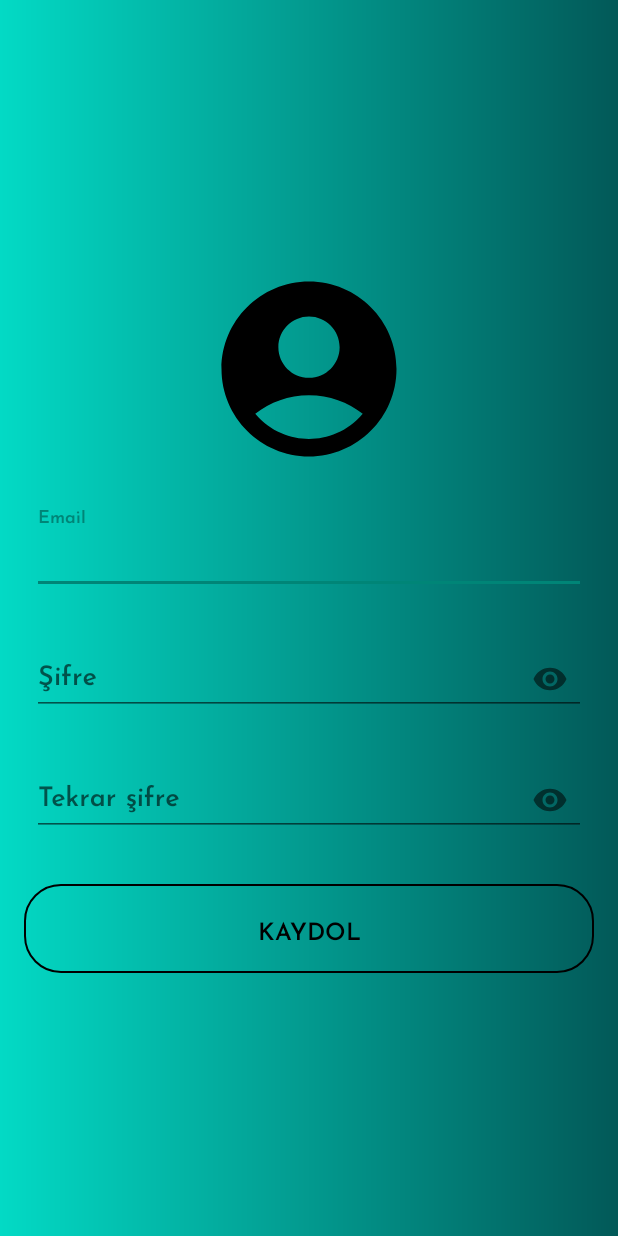
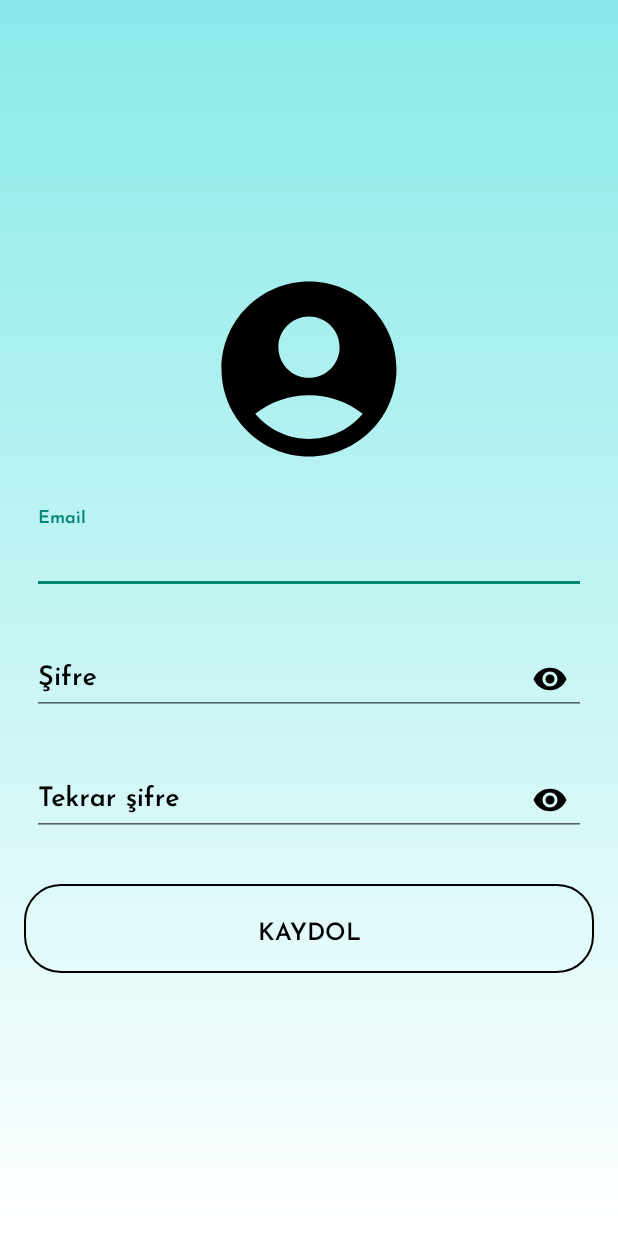
Before and after one commit to hincim/BitirmeProjesi, an Android app: the screen it shows after launch (SignUpActivity), after a tap on "KAYDOL", on a phone screen of 412 x 824 dp. Run offline under Robolectric (Android 15) with nearby library versions, the phone set to English and light mode, and no system bars; our stand-ins replace Dagger/Hilt's generated code, Firebase (no records; nobody signed in at launch, a user with empty details on screens opened directly), data binding; 2 other taps on this screen came first.

Commit message:
düzenlemeler yapıldı

```diff
--- a/app/src/main/java/com/example/muhendisliktasarimi/view/HomePageScreen.kt
+++ b/app/src/main/java/com/example/muhendisliktasarimi/view/HomePageScreen.kt
@@ -82,6 +82,7 @@ class HomePageScreen : Fragment(R.layout.fragment_home_page_screen), SearchView.
             override fun onCreateMenu(menu: Menu, menuInflater: MenuInflater) {
                 menuInflater.inflate(R.menu.menu_search,menu)
                 val item = menu.findItem(R.id.action_search).actionView as SearchView
+                item.queryHint = "Kelime ara"
                 item.setOnQueryTextListener(this@HomePageScreen)
             }
 
--- a/app/src/main/java/com/example/muhendisliktasarimi/view/SignInActivity.kt
+++ b/app/src/main/java/com/example/muhendisliktasarimi/view/SignInActivity.kt
@@ -5,6 +5,7 @@ import androidx.appcompat.app.AppCompatActivity
 import android.os.Bundle
 import android.view.View
 import android.widget.Toast
+import androidx.core.content.ContextCompat
 import com.example.muhendisliktasarimi.MainActivity
 import com.example.muhendisliktasarimi.R
 import com.example.muhendisliktasarimi.databinding.ActivitySignInBinding
@@ -19,6 +20,10 @@ class SignInActivity : AppCompatActivity() {
         super.onCreate(savedInstanceState)
         binding = ActivitySignInBinding.inflate(layoutInflater)
         setContentView(binding.root)
+
+        binding.emailLayout.boxStrokeColor = ContextCompat.getColor(this, R.color.black)
+        binding.passwordLayout.boxStrokeColor = ContextCompat.getColor(this, R.color.black)
+
 
         firebaseAuth = FirebaseAuth.getInstance()
         binding.textViewSignUp.setOnClickListener {
--- a/app/src/main/java/com/example/muhendisliktasarimi/view/SignUpActivity.kt
+++ b/app/src/main/java/com/example/muhendisliktasarimi/view/SignUpActivity.kt
@@ -6,6 +6,7 @@ import android.os.Bundle
 import android.view.View
 import android.widget.Toast
 import androidx.core.app.ActivityCompat
+import androidx.core.content.ContextCompat
 import com.example.muhendisliktasarimi.MainActivity
 import com.example.muhendisliktasarimi.R
 import com.example.muhendisliktasarimi.databinding.ActivitySignUpBinding
@@ -19,6 +20,10 @@ class SignUpActivity : AppCompatActivity() {
         super.onCreate(savedInstanceState)
         binding = ActivitySignUpBinding.inflate(layoutInflater)
         setContentView(binding.root)
+
+        binding.emailLayout.boxStrokeColor = ContextCompat.getColor(this, R.color.black)
+        binding.passwordLayout.boxStrokeColor = ContextCompat.getColor(this, R.color.black)
+        binding.passwordAgainLayout.boxStrokeColor = ContextCompat.getColor(this, R.color.black)
 
         firebaseAuth = FirebaseAuth.getInstance()
 
--- a/app/src/main/res/drawable/sign_in_background.xml
+++ b/app/src/main/res/drawable/sign_in_background.xml
@@ -2,8 +2,9 @@
 <shape xmlns:android="http://schemas.android.com/apk/res/android">
 
     <gradient
-        android:startColor="@color/teal_200"
-        android:endColor="#025958">
+        android:startColor="@color/white"
+        android:angle="90"
+        android:endColor="#89EAE9">
 
     </gradient>
 </shape>
--- a/app/src/main/res/layout/activity_sign_up.xml
+++ b/app/src/main/res/layout/activity_sign_up.xml
@@ -30,6 +30,7 @@
             <com.google.android.material.textfield.TextInputLayout
                 android:id="@+id/emailLayout"
                 android:layout_width="match_parent"
+                android:textColorHint="@color/black"
                 android:layout_height="wrap_content"
                 android:layout_marginHorizontal="5dp"
                 android:layout_marginTop="24dp"
@@ -44,6 +45,7 @@
                     android:id="@+id/email_input"
                     android:layout_width="match_parent"
                     android:layout_height="wrap_content"
+                    android:textColor="@color/black"
                     android:hint="Email"
                     android:inputType="textEmailAddress" />
             </com.google.android.material.textfield.TextInputLayout>
@@ -51,16 +53,19 @@
                 android:id="@+id/passwordLayout"
                 android:layout_width="match_parent"
                 android:layout_height="wrap_content"
+                android:textColorHint="@color/black"
                 android:layout_marginHorizontal="5dp"
                 android:layout_marginTop="24dp"
                 app:layout_constraintEnd_toEndOf="parent"
                 app:layout_constraintHorizontal_bias="0.5"
+                app:passwordToggleTint="@color/black"
                 app:layout_constraintStart_toStartOf="parent"
                 app:layout_constraintTop_toBottomOf="@id/email_input"
                 app:passwordToggleEnabled="true">
 
                 <com.google.android.material.textfield.TextInputEditText
                     android:id="@+id/password_input"
+                    android:textColor="@color/black"
                     android:layout_width="match_parent"
                     android:layout_height="wrap_content"
                     android:hint="Şifre"
@@ -73,6 +78,8 @@
                 android:layout_height="wrap_content"
                 android:layout_marginHorizontal="5dp"
                 android:layout_marginTop="24dp"
+                android:textColorHint="@color/black"
+                app:passwordToggleTint="@color/black"
                 app:layout_constraintEnd_toEndOf="parent"
                 app:layout_constraintHorizontal_bias="0.5"
                 app:layout_constraintStart_toStartOf="parent"
@@ -81,6 +88,7 @@
 
                 <com.google.android.material.textfield.TextInputEditText
                     android:id="@+id/password_again_input"
+                    android:textColor="@color/black"
                     android:layout_width="match_parent"
                     android:layout_height="wrap_content"
                     android:hint="Tekrar şifre"
--- a/app/src/main/res/layout/fragment_movie.xml
+++ b/app/src/main/res/layout/fragment_movie.xml
@@ -5,6 +5,7 @@
 
     <androidx.constraintlayout.widget.ConstraintLayout
         android:id="@+id/constraintLayout"
+        android:background="@color/white"
         android:layout_width="match_parent"
         android:layout_height="match_parent"
         tools:context=".view.MovieFragment">
--- a/app/src/main/res/values-night/themes.xml
+++ b/app/src/main/res/values-night/themes.xml
@@ -6,7 +6,7 @@
 
         <item name="windowActionBar">false</item>
         <item name="windowNoTitle">true</item>
-        <item name="colorPrimary">#A4A3A6</item>
+        <item name="colorPrimary">#858487</item>
         <item name="colorPrimaryVariant">#A4A3A6</item>
         <item name="colorOnPrimary">@color/white</item>
         <!-- Secondary brand color. -->
@@ -17,6 +17,7 @@
         <item name="android:statusBarColor" tools:targetApi="l">?attr/colorPrimaryVariant</item>
         <item name="fontFamily">@font/font3</item>
 
+
     </style>
 
     <style name="Base.Theme.MuhendislikTasarimi.NoActionBar">
--- a/app/src/main/res/values/colors.xml
+++ b/app/src/main/res/values/colors.xml
@@ -8,4 +8,6 @@
     <color name="black">#FF000000</color>
     <color name="white">#FFFFFFFF</color>
     <color name="gray">#EFEDED</color>
+    <color name="customColor">#FF5722</color>
+
 </resources>
--- a/app/src/main/res/values/themes.xml
+++ b/app/src/main/res/values/themes.xml
@@ -15,6 +15,7 @@
         <item name="android:statusBarColor" tools:targetApi="l">?attr/colorPrimaryVariant</item>
         <!-- Customize your theme here. -->
         <item name="fontFamily">@font/font3</item>
+
 
     </style>
 
```
Also changed, not shown: app/src/main/res/layout/activity_sign_in.xml (+5 -2 lines), 1 other file.
